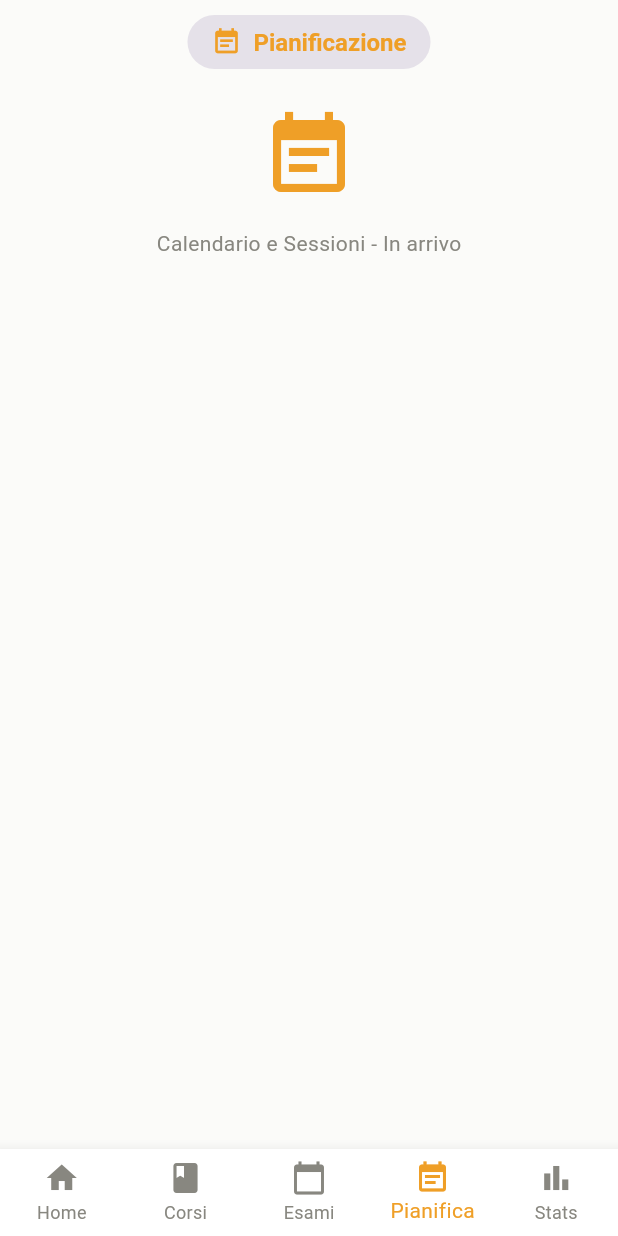
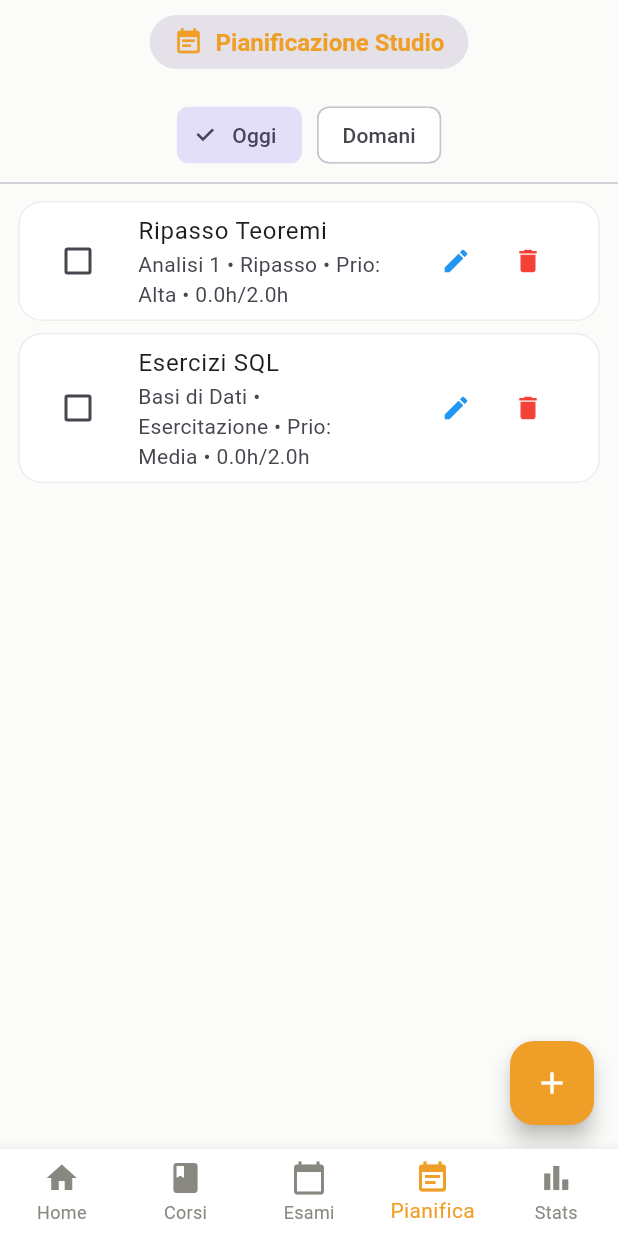
Before and after one commit to famato46/MOBPROG_StudyPlanner-ExamTracker-G12, a Flutter app: the screen it shows after launch, item 4 of the bottom bar chosen, on a phone screen of 412 x 824 dp. Run offline on Flutter 3.47's test engine with Material 3 defaults, Android fonts, the light colour scheme and no system bars; our stand-ins replace fl_chart, shared_preferences, sqflite; accounts and stored records are empty.

Commit message:
update pianificazione

```diff
--- a/lib/screens/planning_screen.dart
+++ b/lib/screens/planning_screen.dart
@@ -1,12 +1,39 @@
 import 'package:flutter/material.dart';
 import '../utils/app_colors.dart';
 
-class PlanningScreen extends StatelessWidget {
+// 1. Modello Dati Essenziale richiesto dalla traccia
+class AttivitaStudio {
+  String id, titolo, corso, tipo, priorita;
+  DateTime data;
+  double stimato, effettivo;
+  bool completato;
+
+  AttivitaStudio({
+    required this.id, required this.titolo, required this.corso,
+    required this.tipo, required this.priorita, required this.data,
+    this.stimato = 2.0, this.effettivo = 0.0, this.completato = false,
+  });
+}
+
+class PlanningScreen extends StatefulWidget {
   const PlanningScreen({super.key});
+  @override
+  State<PlanningScreen> createState() => _PlanningScreenState();
+}
+
+class _PlanningScreenState extends State<PlanningScreen> {
+  DateTime _giornoSelezionato = DateTime.now();
+
+  // Dati minimi per la demo d'esame
+  final List<AttivitaStudio> _attivita = [
+    AttivitaStudio(id: '1', titolo: 'Ripasso Teoremi', corso: 'Analisi 1', tipo: 'Ripasso', priorita: 'Alta', data: DateTime.now()),
+    AttivitaStudio(id: '2', titolo: 'Esercizi SQL', corso: 'Basi di Dati', tipo: 'Esercitazione', priorita: 'Media', data: DateTime.now()),
+  ];
 
   @override
   Widget build(BuildContext context) {
     final isDark = Theme.of(context).brightness == Brightness.dark;
+    final listafiltrata = _attivita.where((a) => a.data.day == _giornoSelezionato.day).toList();
 
     return Scaffold(
       appBar: AppBar(
@@ -26,7 +53,7 @@ class PlanningScreen extends StatelessWidget {
               ),
               const SizedBox(width: 8),
               Text(
-                'Pianificazione',
+                'Pianificazione Studio',
                 style: TextStyle(
                   fontSize: 16,
                   fontWeight: FontWeight.bold,
@@ -37,21 +64,91 @@ class PlanningScreen extends StatelessWidget {
           ),
         ),
       ),
-      body: ListView(
-        padding: const EdgeInsets.all(16),
+      body: Column(
         children: [
-          // Il blocco SectionHeader "Pianificazione" è stato rimosso da qui
-          Center(
-            child: Column(
-              children: [
-                Icon(Icons.event_note, size: 64, color: AppColors.planning),
-                const SizedBox(height: 16),
-                Text(
-                  'Calendario e Sessioni - In arrivo',
-                  style: TextStyle(color: AppColors.textMuted),
+          const SizedBox(height: 10),
+          // Selettore Giornaliero Compatto (Oggi / Domani) per la logica di pianificazione
+          Row(
+            mainAxisAlignment: MainAxisAlignment.center,
+            children: [
+              ChoiceChip(label: const Text('Oggi'), selected: _giornoSelezionato.day == DateTime.now().day, onSelected: (_) => setState(() => _giornoSelezionato = DateTime.now())),
+              const SizedBox(width: 10),
+              ChoiceChip(label: const Text('Domani'), selected: _giornoSelezionato.day == DateTime.now().add(const Duration(days: 1)).day, onSelected: (_) => setState(() => _giornoSelezionato = DateTime.now().add(const Duration(days: 1)))),
+            ],
+          ),
+          const Divider(),
+          // Lista delle Attività (Visualizzazione e Gestione Stato)
+          Expanded(
+            child: listafiltrata.isEmpty
+              ? const Center(child: Text('Nessuna attività pianificata.'))
+              : ListView.builder(
+                  itemCount: listafiltrata.length,
+                  itemBuilder: (context, idx) {
+                    final item = listafiltrata[idx];
+                    return Card(
+                      margin: const EdgeInsets.symmetric(horizontal: 12, vertical: 4),
+                      child: ListTile(
+                        leading: Checkbox(value: item.completato, activeColor: AppColors.planning, onChanged: (v) => setState(() => item.completato = v!)),
+                        title: Text(item.titolo, style: TextStyle(decoration: item.completato ? TextDecoration.lineThrough : null)),
+                        subtitle: Text('${item.corso} • ${item.tipo} • Prio: ${item.priorita} • ${item.effettivo}h/${item.stimato}h'),
+                        trailing: Row(
+                          mainAxisSize: MainAxisSize.min,
+                          children: [
+                            IconButton(icon: const Icon(Icons.edit, color: Colors.blue, size: 20), onPressed: () => _apriDialog(item: item)),
+                            IconButton(icon: const Icon(Icons.delete, color: Colors.red, size: 20), onPressed: () => setState(() => _attivita.remove(item))),
+                          ],
+                        ),
+                      ),
+                    );
+                  },
                 ),
-              ],
-            ),
+          ),
+        ],
+      ),
+      floatingActionButton: FloatingActionButton(
+        backgroundColor: AppColors.planning,
+        onPressed: () => _apriDialog(),
+        child: const Icon(Icons.add, color: Colors.white),
+      ),
+    );
+  }
+
+  // Dialogo unico, leggero e compatto per Aggiungere e Modificare (CRUD)
+  void _apriDialog({AttivitaStudio? item}) {
+    final isModifica = item != null;
+    final tController = TextEditingController(text: isModifica ? item.titolo : '');
+    final cController = TextEditingController(text: isModifica ? item.corso : '');
+    String tipo = isModifica ? item.tipo : 'Studio';
+    String prio = isModifica ? item.priorita : 'Media';
+
+    showDialog(
+      context: context,
+      builder: (ctx) => AlertDialog(
+        title: Text(isModifica ? 'Modifica Attività' : 'Nuova Attività'),
+        content: Column(
+          mainAxisSize: MainAxisSize.min,
+          children: [
+            TextField(controller: tController, decoration: const InputDecoration(labelText: 'Titolo')),
+            TextField(controller: cController, decoration: const InputDecoration(labelText: 'Corso')),
+            DropdownButtonFormField<String>(value: tipo, items: ['Studio', 'Ripasso', 'Esercitazione', 'Lettura'].map((e) => DropdownMenuItem(value: e, child: Text(e))).toList(), onChanged: (v) => tipo = v!),
+            DropdownButtonFormField<String>(value: prio, items: ['Bassa', 'Media', 'Alta'].map((e) => DropdownMenuItem(value: e, child: Text(e))).toList(), onChanged: (v) => prio = v!),
+          ],
+        ),
+        actions: [
+          TextButton(onPressed: () => Navigator.pop(ctx), child: const Text('Annulla')),
+          ElevatedButton(
+            onPressed: () {
+              if (tController.text.isEmpty) return;
+              setState(() {
+                if (isModifica) {
+                  item.titolo = tController.text; item.corso = cController.text; item.tipo = tipo; item.priorita = prio;
+                } else {
+                  _attivita.add(AttivitaStudio(id: DateTime.now().toString(), titolo: tController.text, corso: cController.text, tipo: tipo, priorita: prio, data: _giornoSelezionato));
+                }
+              });
+              Navigator.pop(ctx);
+            },
+            child: const Text('Salva'),
           ),
         ],
       ),
```
